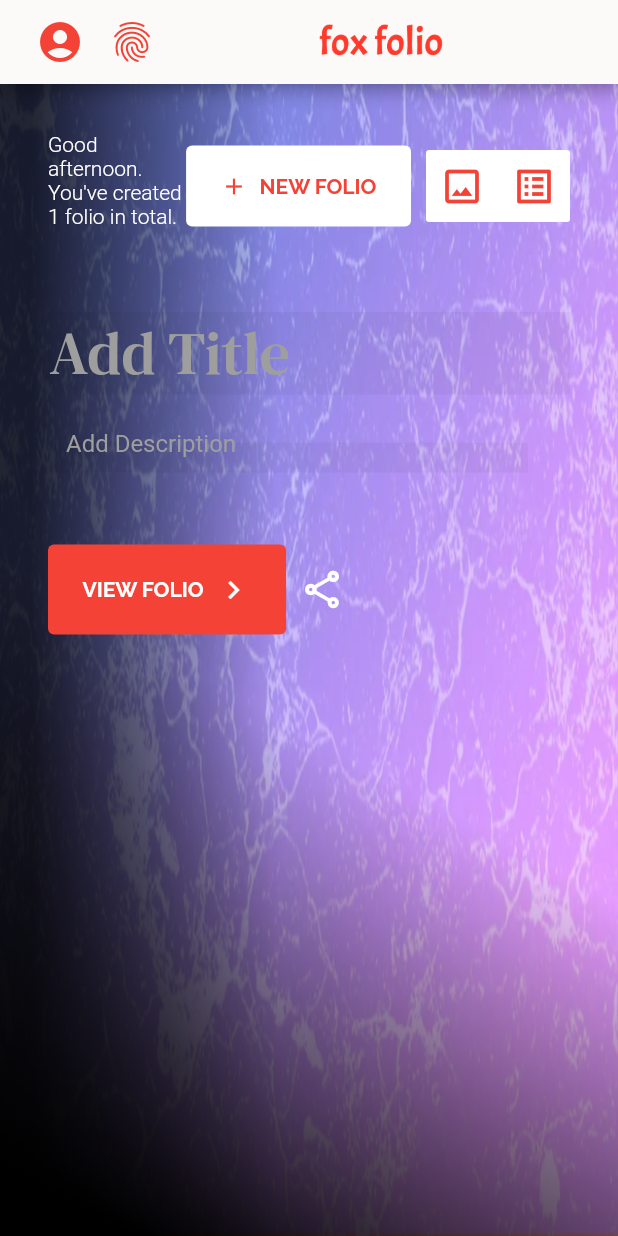
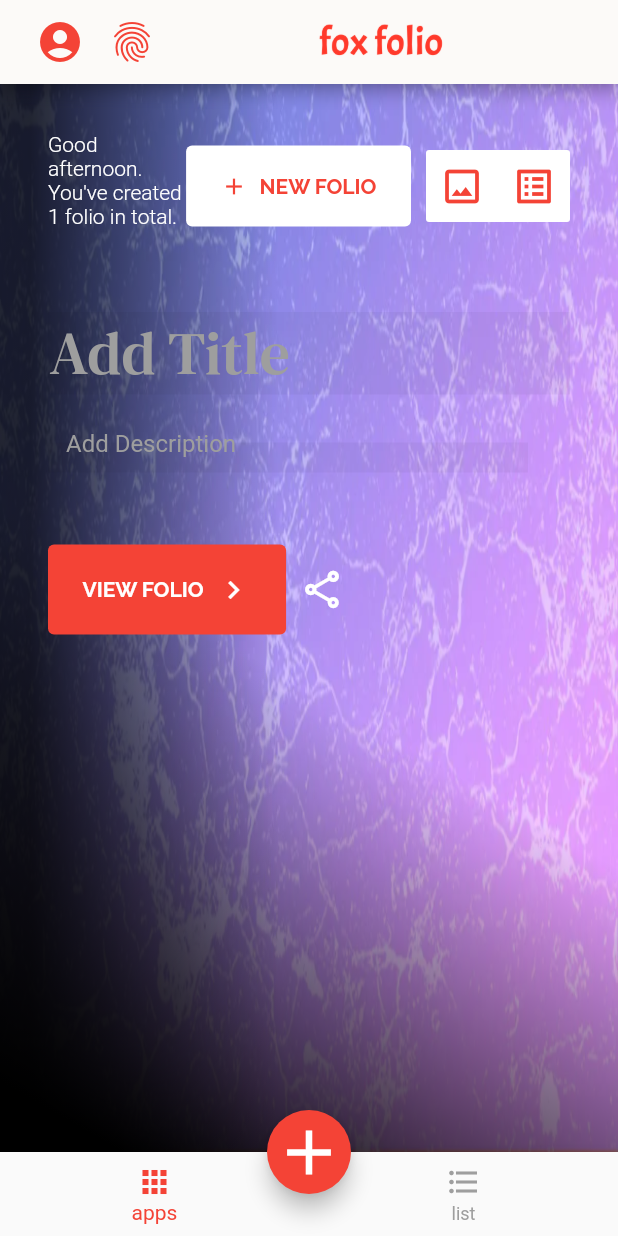
Before and after one commit to jademisato/fox, a Flutter app: the screen it shows after launch, on a phone screen of 412 x 824 dp. Run offline on Flutter 3.47's test engine with Material 2 defaults, Android fonts, the phone set to English and light mode, and no system bars; project files that could hold a hidden picture were left out.

Commit message:
Add a floatingActionButton

```diff
--- a/lib/main.dart
+++ b/lib/main.dart
@@ -250,6 +250,29 @@
             ),
           ],
         ),
+
+        floatingActionButtonLocation: FloatingActionButtonLocation.centerDocked,
+        floatingActionButton: FloatingActionButton(
+          onPressed: () {},
+          child: const Icon(Icons.add, color: Colors.white, size: 50.0,),
+          backgroundColor: Colors.red,
+        ),
+        bottomNavigationBar: BottomNavigationBar(
+          items: const <BottomNavigationBarItem>[
+            BottomNavigationBarItem(
+              icon: Icon(Icons.apps),
+              label: 'apps',
+              backgroundColor: Colors.red,
+            ),
+            BottomNavigationBarItem(
+              icon: Icon(Icons.format_list_bulleted),
+              label: 'list',
+              backgroundColor: Colors.green,
+            ),
+          ],
+          selectedItemColor: Colors.red,
+          unselectedItemColor: Colors.grey,
+        ),
       ),
     );
   }
```
